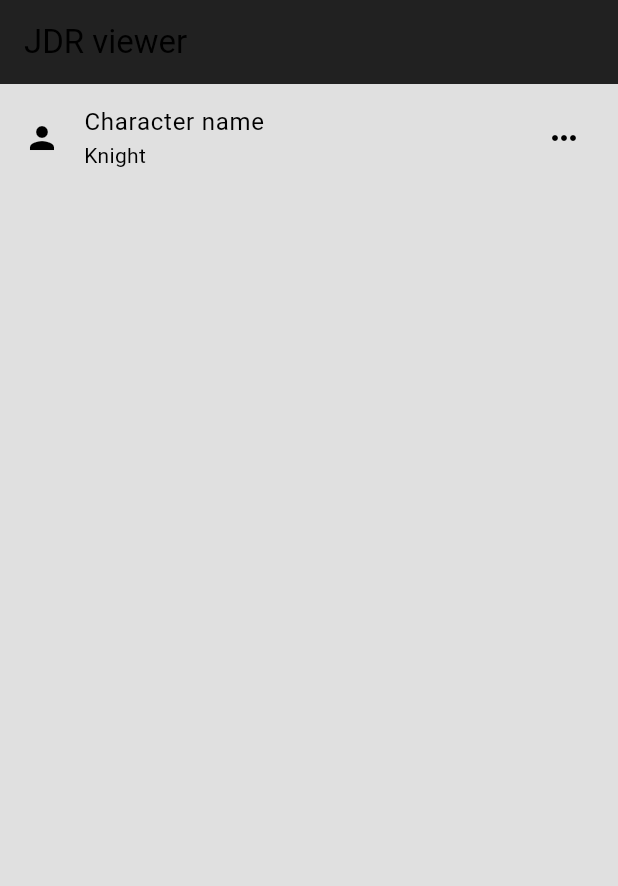
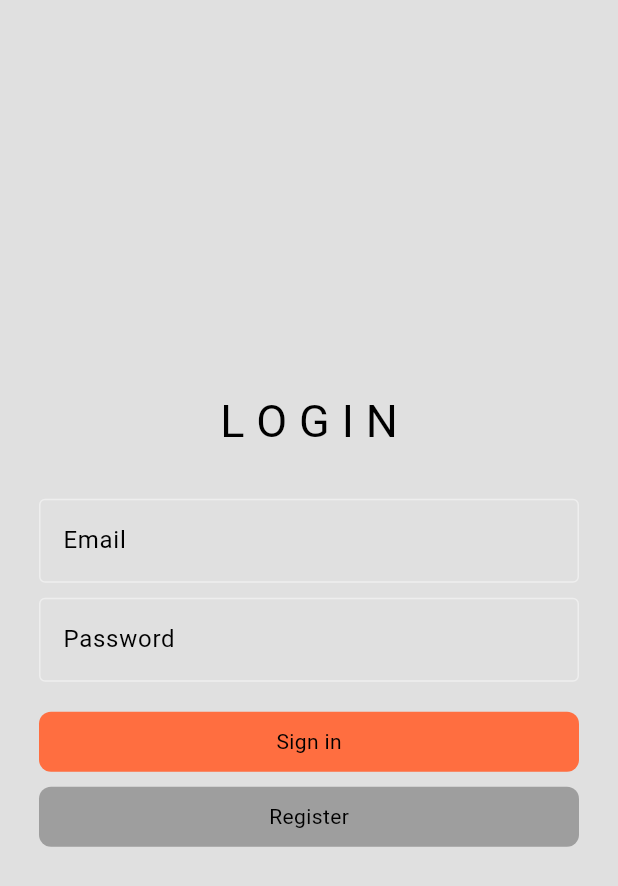
Before and after one commit to La-Mattina-Nicola/jdr-mobile, a Flutter app: the screen it shows after launch, on a phone screen of 412 x 824 dp. Shown: the top 886 px of the screen. Run offline on Flutter 3.47's test engine with Material 3 defaults, Android fonts, the phone set to English and light mode, and no system bars; our stand-ins replace firebase_auth, firebase_core; accounts and stored records are empty.

Commit message:
Firebase & login/register

```diff
--- /dev/null
+++ b/lib/auth/auth_gate.dart
@@ -0,0 +1,28 @@
+import 'package:firebase_auth/firebase_auth.dart';
+import 'package:flutter/material.dart';
+import 'package:jdr/pages/character_page.dart';
+import 'package:jdr/pages/login_or_register.dart';
+
+class AuthGate extends StatelessWidget {
+  const AuthGate({super.key});
+
+  @override
+  Widget build(BuildContext context) {
+    return Scaffold(
+      body: StreamBuilder(
+        stream: FirebaseAuth.instance.authStateChanges(),
+        builder: (context, snapshot) {
+          if(snapshot.hasData) {
+            return const CharacterPage();
+          } else {
+            return LoginOrRegister();
+          }
+        }
+      ),
+    );
+  }
+}
+
+class Login {
+  const Login();
+}
--- /dev/null
+++ b/lib/auth/auth_service.dart
@@ -0,0 +1,30 @@
+import 'package:firebase_auth/firebase_auth.dart';
+
+class AuthService {
+  final FirebaseAuth _auth = FirebaseAuth.instance;
+
+  //sign in
+  Future<UserCredential> signInWithEmailPassword(String email, password) async {
+    try {
+      UserCredential userCredential = await _auth.signInWithEmailAndPassword(email: email, password: password);
+      return userCredential;
+    } on FirebaseAuthException catch (e) {
+      throw Exception(e.code);
+    }
+  }
+
+  //sign up
+  Future<UserCredential> signUpWithEmailAndPassword(String email, password) async {
+    try {
+      UserCredential userCredential = await _auth.createUserWithEmailAndPassword(email: email, password: password);
+      return userCredential;
+    } on FirebaseAuthException catch(e) {
+      throw Exception(e.code);
+    }
+  }
+  //sign out
+  Future<void> signOut() async {
+    return await _auth.signOut();
+  }
+
+}
--- /dev/null
+++ b/lib/components/my_button.dart
@@ -0,0 +1,26 @@
+import 'package:flutter/material.dart';
+
+class MyButton extends StatelessWidget {
+  final void Function()? onTap;
+  final String text;
+  final Color? color;
+  const MyButton({super.key, required this.text, this.onTap, this.color});
+
+  @override
+  Widget build(BuildContext context) {
+    return GestureDetector(
+      onTap: onTap,
+      child: Container(
+        decoration: BoxDecoration(
+          color: color ?? Theme.of(context).colorScheme.primary,
+          borderRadius: const BorderRadius.all(Radius.circular(8))
+        ),
+        padding: const EdgeInsets.all(10),
+        margin: const EdgeInsets.symmetric(horizontal: 10),
+        child: Center(
+          child: Text(text),
+        ),
+      ),
+    );
+  }
+}
--- /dev/null
+++ b/lib/components/my_textfield.dart
@@ -0,0 +1,37 @@
+import 'package:flutter/material.dart';
+
+class MyTextField extends StatelessWidget {
+  final String hintText;
+  final bool obscureText;
+  final TextEditingController controller;
+  final FocusNode? focusNode;
+
+  const MyTextField({
+    super.key,
+    required this.hintText,
+    required this.obscureText,
+    required this.controller,
+    this.focusNode
+  });
+
+  @override
+  Widget build(BuildContext context) {
+    return Padding(
+      padding: const EdgeInsets.symmetric(horizontal: 10.0),
+      child: TextField(
+        focusNode: focusNode,
+        obscureText: obscureText,
+        controller: controller,
+        decoration: InputDecoration(
+          hintText: hintText,
+          enabledBorder: OutlineInputBorder(
+            borderSide: BorderSide(color: Theme.of(context).colorScheme.secondary)
+          ),
+          focusedBorder: OutlineInputBorder(
+            borderSide: BorderSide(color: Theme.of(context).colorScheme.secondary)
+          )
+        ),
+      ),
+    );
+  }
+}
--- a/lib/main.dart
+++ b/lib/main.dart
@@ -1,7 +1,12 @@
+import 'package:firebase_core/firebase_core.dart';
 import 'package:flutter/material.dart';
-import 'package:jdr/pages/character_view.dart';
+import 'package:jdr/auth/auth_gate.dart';
+import 'package:jdr/firebase_options.dart';
+import 'package:jdr/pages/character_page.dart';
 
-void main() {
+void main() async {
+  WidgetsFlutterBinding.ensureInitialized();
+  await Firebase.initializeApp(options: DefaultFirebaseOptions.currentPlatform);
   runApp(const MyApp());
 }
 
@@ -34,7 +39,7 @@ class MyApp extends StatelessWidget {
         )
       ),
       debugShowCheckedModeBanner: true,
-      home: const MyHomePage(title: 'JDR viewer'),
+      home: const AuthGate(),
     );
   }
 }
@@ -60,7 +65,7 @@ class _MyHomePageState extends State<MyHomePage> {
         children: <Widget>[
           GestureDetector(
             onTap: () {
-              Navigator.push(context, MaterialPageRoute(builder: (context) => const CharacterView()));
+              Navigator.push(context, MaterialPageRoute(builder: (context) => const CharacterPage()));
             },
             child: const ListTile(
               leading: Icon(Icons.person),
--- /dev/null
+++ b/lib/pages/login_or_register.dart
@@ -0,0 +1,30 @@
+import 'package:flutter/material.dart';
+import 'package:jdr/pages/login_page.dart';
+import 'package:jdr/pages/register_page.dart';
+
+class LoginOrRegister extends StatefulWidget {
+  const LoginOrRegister({super.key});
+
+  @override
+  State<LoginOrRegister> createState() => _LoginOrRegisterState();
+}
+
+class _LoginOrRegisterState extends State<LoginOrRegister> {
+
+  bool showLoginPage = true;
+
+  void togglePages() {
+    setState(() {
+      showLoginPage = !showLoginPage;
+    });
+  }
+
+  @override
+  Widget build(BuildContext context) {
+    if (showLoginPage) {
+      return LoginPage();
+    } else {
+      return RegisterPage();
+    }
+  }
+}
--- /dev/null
+++ b/lib/pages/login_page.dart
@@ -0,0 +1,58 @@
+import 'package:flutter/material.dart';
+import 'package:jdr/components/my_button.dart';
+import 'package:jdr/components/my_textfield.dart';
+import 'package:jdr/auth/auth_service.dart';
+import 'package:jdr/pages/register_page.dart';
+
+class LoginPage extends StatelessWidget {
+  final TextEditingController emailController = TextEditingController();
+  final TextEditingController passwordController = TextEditingController();
+
+  LoginPage({super.key});
+
+  void login(BuildContext context) async {
+    final authService = AuthService();
+
+    try {
+      await authService.signInWithEmailPassword(emailController.text, passwordController.text);
+    } catch(e) {
+      showDialog(context: context, builder: (context) => AlertDialog(
+        title: Text('Error : $e', style: TextStyle(fontSize: 15),),
+      ),);
+    }
+  }
+
+  @override
+  Widget build(BuildContext context) {
+    return Scaffold(
+      body: Padding(
+        padding: const EdgeInsets.all(16.0),
+        child: Column(
+          mainAxisAlignment: MainAxisAlignment.center,
+          children: <Widget>[
+            Text('L O G I N', style: TextStyle(fontSize: 30),),
+            SizedBox(height: 30),
+            MyTextField(hintText: 'Email', obscureText: false, controller: emailController),
+            SizedBox(height: 10),
+            MyTextField(hintText: 'Password', obscureText: true, controller: passwordController),
+            SizedBox(height: 20),
+            GestureDetector(
+              onTap: () => login(context),
+              child: MyButton(text: 'Sign in', color: Colors.deepOrangeAccent,)
+            ),
+            SizedBox(height: 10),
+            MyButton(
+              text: 'Register',
+              onTap: () {
+                Navigator.push(
+                  context,
+                  MaterialPageRoute(builder: (context) => RegisterPage()),
+                );
+              }
+            ),
+          ],
+        ),
+      ),
+    );
+  }
+}
--- a/pubspec.yaml
+++ b/pubspec.yaml
@@ -36,6 +36,8 @@ dependencies:
   # Use with the CupertinoIcons class for iOS style icons.
   cupertino_icons: ^1.0.8
   fl_chart: ^0.69.2
+  firebase_core: ^3.8.0
+  firebase_auth: ^5.3.3
 
 dev_dependencies:
   flutter_test:
```
Also changed, not shown: lib/pages/character_page.dart (renamed from lib/pages/character_view.dart, +11 -2 lines), lib/pages/register_page.dart (added, +64 -0 lines), firebase.json (added), lib/firebase_options.dart (added), pubspec.lock, 8 other files.
